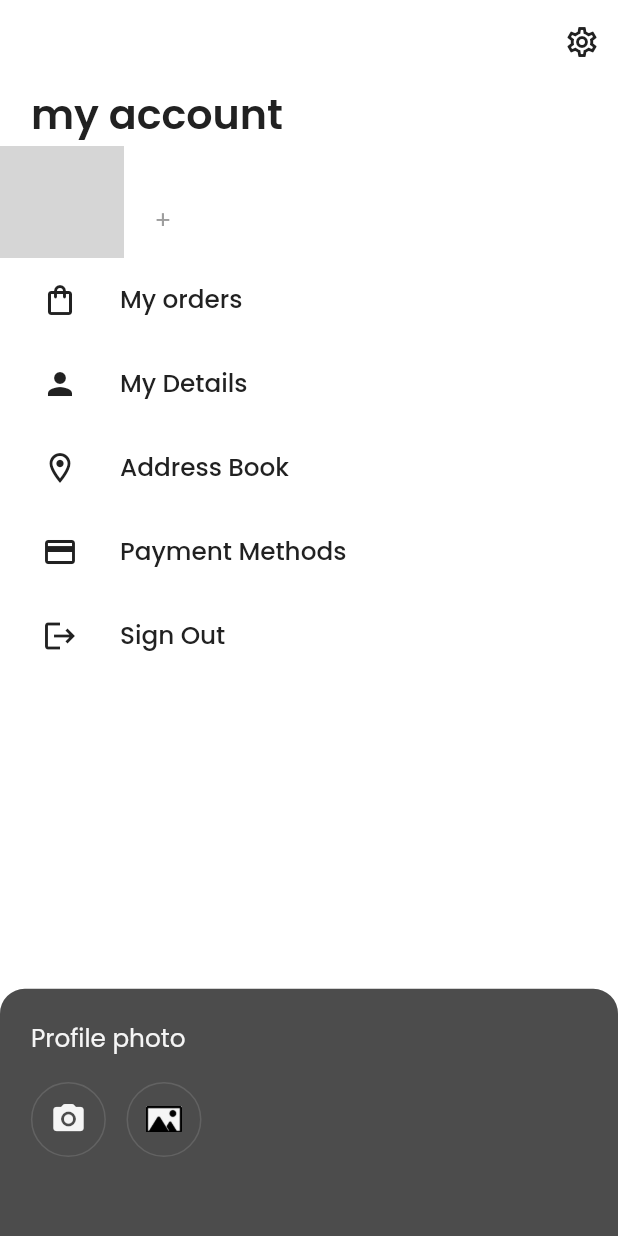
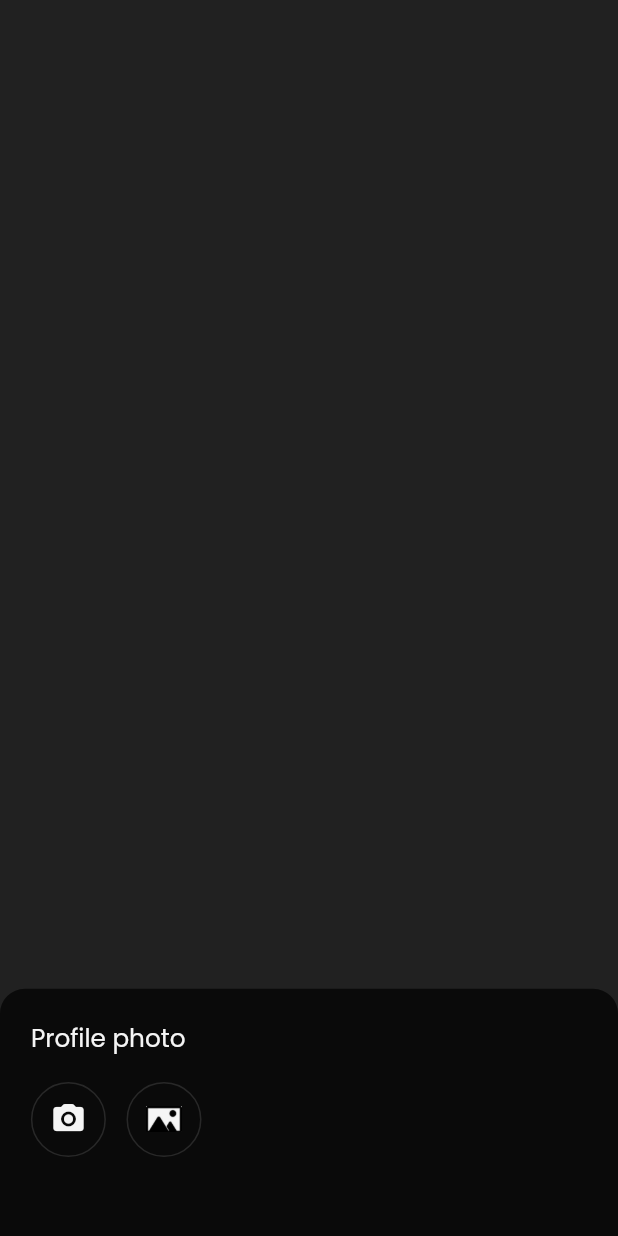
Before and after one commit to panchaniurvisha/ulmo_e_commerce, a Flutter app: the AccountScreen screen opened by its route, after a tap on the "camera alt" icon, on a phone screen of 412 x 824 dp. Run offline on Flutter 3.47's test engine with Material 2 defaults, Android fonts, the phone set to English and light mode, and no system bars; our stand-ins replace animated_text_kit, cloud_firestore, firebase_auth, firebase_core, firebase_storage, flutter_rating_bar and 5 more; missing offline and left inert: cropperx; accounts and stored records are empty; network calls fail; grey boxes are pictures that could not be loaded.

Commit message:
"18-7-2023 edit barrier colour"

```diff
--- a/lib/view/account_screen.dart
+++ b/lib/view/account_screen.dart
@@ -139,7 +139,7 @@ class _AccountScreenState extends State<AccountScreen> {
                         isDismissible: true,
                         context: context,
                         backgroundColor: Colors.transparent,
-                        barrierColor: Colors.transparent,
+                        barrierColor: AppColors.black,
                         builder: (context) => Container(
                           height: height / 5,
                           width: double.infinity,
```
